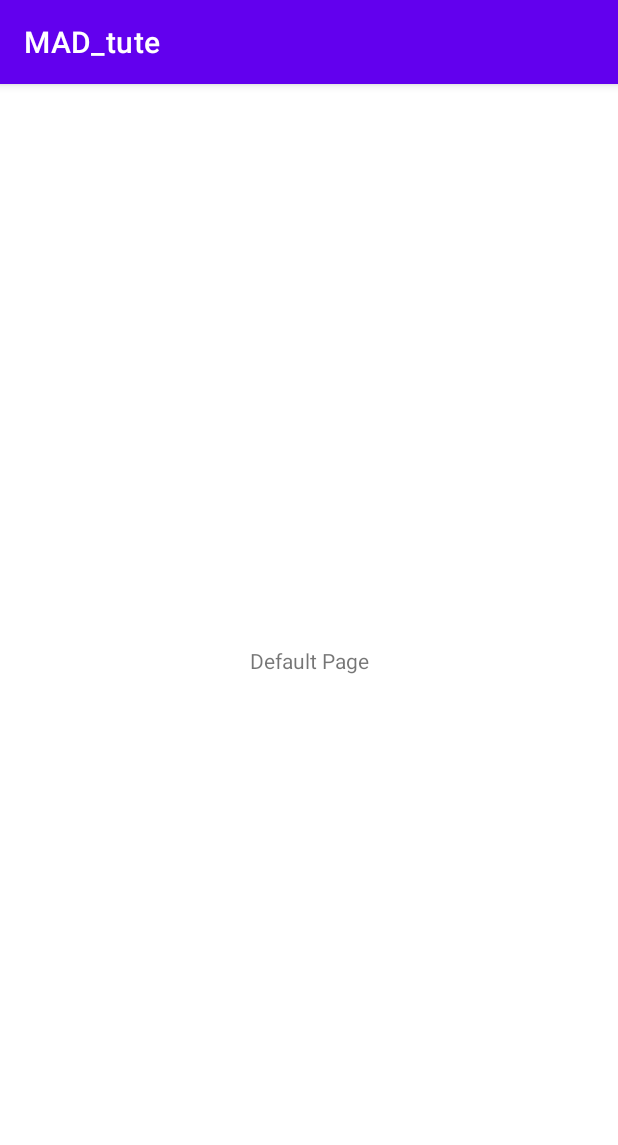
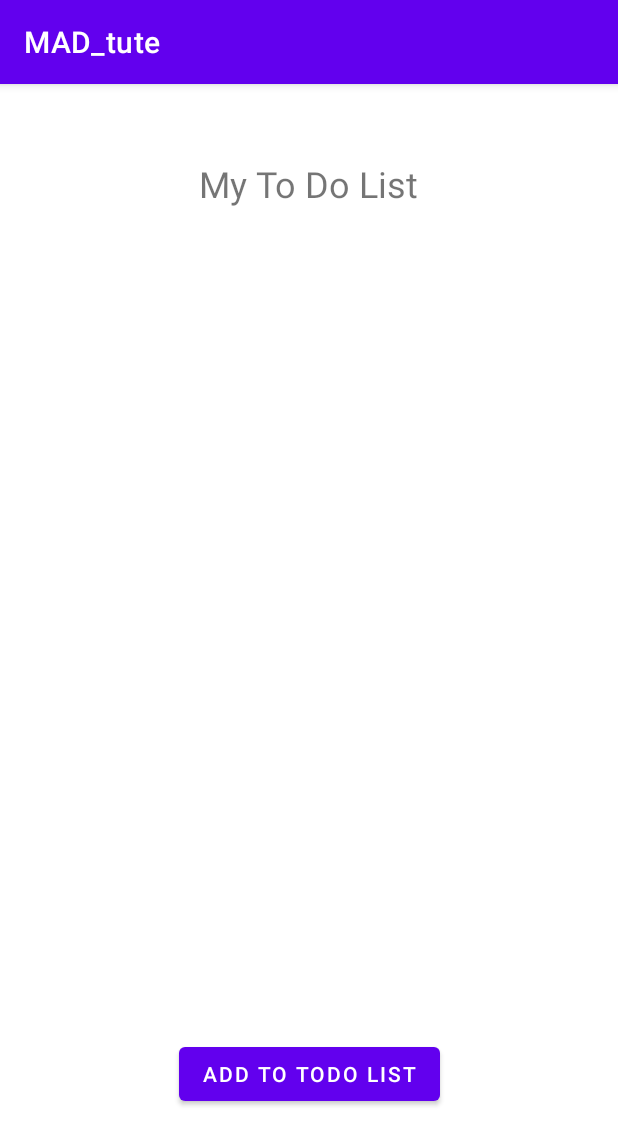
Before and after one commit to Kavithma-Dharmathilake/MAD_tutes, an Android app: the screen it shows after launch (MainActivity), on a phone screen of 412 x 824 dp. Shown: the top 1145 px of the screen. Run offline under Robolectric (Android 15) with nearby library versions, the phone set to English and light mode, and no system bars.

Commit message:
Tutoial 5 UI

```diff
--- a/app/build.gradle
+++ b/app/build.gradle
@@ -38,6 +38,8 @@ dependencies {
     implementation 'androidx.appcompat:appcompat:1.6.1'
     implementation 'com.google.android.material:material:1.8.0'
     implementation 'androidx.constraintlayout:constraintlayout:2.1.4'
+    implementation 'androidx.recyclerview:recyclerview:1.2.1'
+    implementation 'androidx.core:core-ktx:+'
     testImplementation 'junit:junit:4.13.2'
     androidTestImplementation 'androidx.test.ext:junit:1.1.5'
     androidTestImplementation 'androidx.test.espresso:espresso-core:3.5.1'
--- /dev/null
+++ b/app/src/main/res/drawable/black_delete.xml
@@ -0,0 +1,5 @@
+<vector android:height="24dp" android:tint="#000000"
+    android:viewportHeight="24" android:viewportWidth="24"
+    android:width="24dp" xmlns:android="http://schemas.android.com/apk/res/android">
+    <path android:fillColor="@android:color/white" android:pathData="M6,19c0,1.1 0.9,2 2,2h8c1.1,0 2,-0.9 2,-2L18,7L6,7v12zM8.46,11.88l1.41,-1.41L12,12.59l2.12,-2.12 1.41,1.41L13.41,14l2.12,2.12 -1.41,1.41L12,15.41l-2.12,2.12 -1.41,-1.41L10.59,14l-2.13,-2.12zM15.5,4l-1,-1h-5l-1,1L5,4v2h14L19,4z"/>
+</vector>
--- /dev/null
+++ b/app/src/main/res/drawable/red_delete.xml
@@ -0,0 +1,5 @@
+<vector android:height="24dp" android:tint="#EC0404"
+    android:viewportHeight="24" android:viewportWidth="24"
+    android:width="24dp" xmlns:android="http://schemas.android.com/apk/res/android">
+    <path android:fillColor="@android:color/white" android:pathData="M6,19c0,1.1 0.9,2 2,2h8c1.1,0 2,-0.9 2,-2L18,7L6,7v12zM8.46,11.88l1.41,-1.41L12,12.59l2.12,-2.12 1.41,1.41L13.41,14l2.12,2.12 -1.41,1.41L12,15.41l-2.12,2.12 -1.41,-1.41L10.59,14l-2.13,-2.12zM15.5,4l-1,-1h-5l-1,1L5,4v2h14L19,4z"/>
+</vector>
--- a/app/src/main/res/layout/activity_main.xml
+++ b/app/src/main/res/layout/activity_main.xml
@@ -1,5 +1,6 @@
 <?xml version="1.0" encoding="utf-8"?>
-<androidx.constraintlayout.widget.ConstraintLayout xmlns:android="http://schemas.android.com/apk/res/android"
+<androidx.constraintlayout.widget.ConstraintLayout
+    xmlns:android="http://schemas.android.com/apk/res/android"
     xmlns:app="http://schemas.android.com/apk/res-auto"
     xmlns:tools="http://schemas.android.com/tools"
     android:layout_width="match_parent"
@@ -7,12 +8,33 @@
     tools:context=".MainActivity">
 
     <TextView
+        android:id="@+id/tvTitle"
         android:layout_width="wrap_content"
         android:layout_height="wrap_content"
-        android:text="Default Page"
-        app:layout_constraintBottom_toBottomOf="parent"
+        android:layout_marginTop="50dp"
+        android:text="My To Do List"
+        android:textSize="24dp"
         app:layout_constraintEnd_toEndOf="parent"
         app:layout_constraintStart_toStartOf="parent"
         app:layout_constraintTop_toTopOf="parent" />
 
+    <androidx.recyclerview.widget.RecyclerView
+        android:layout_width="382dp"
+        android:layout_height="530dp"
+        android:layout_marginStart="16dp"
+        android:layout_marginTop="53dp"
+        app:layout_constraintStart_toStartOf="parent"
+        app:layout_constraintTop_toBottomOf="@+id/tvTitle" />
+
+    <Button
+        android:id="@+id/btnAddTodo"
+        android:layout_width="wrap_content"
+        android:layout_height="wrap_content"
+        android:layout_marginBottom="84dp"
+        android:text="Add to ToDo List"
+        app:layout_constraintBottom_toBottomOf="parent"
+        app:layout_constraintEnd_toEndOf="parent"
+        app:layout_constraintStart_toStartOf="parent" />
+
+
 </androidx.constraintlayout.widget.ConstraintLayout>
--- a/build.gradle
+++ b/build.gradle
@@ -2,5 +2,5 @@
 plugins {
     id 'com.android.application' version '7.4.1' apply false
     id 'com.android.library' version '7.4.1' apply false
-    id 'org.jetbrains.kotlin.android' version '1.8.0' apply false
+    id 'org.jetbrains.kotlin.android' version '1.9.0-Beta' apply false
 }
```
Also changed, not shown: app/src/main/java/com/example/mad_tute/adapters/TodoAdapter.kt (added, +19 -0 lines), app/src/main/res/layout/view_item.xml (added, +20 -0 lines).
